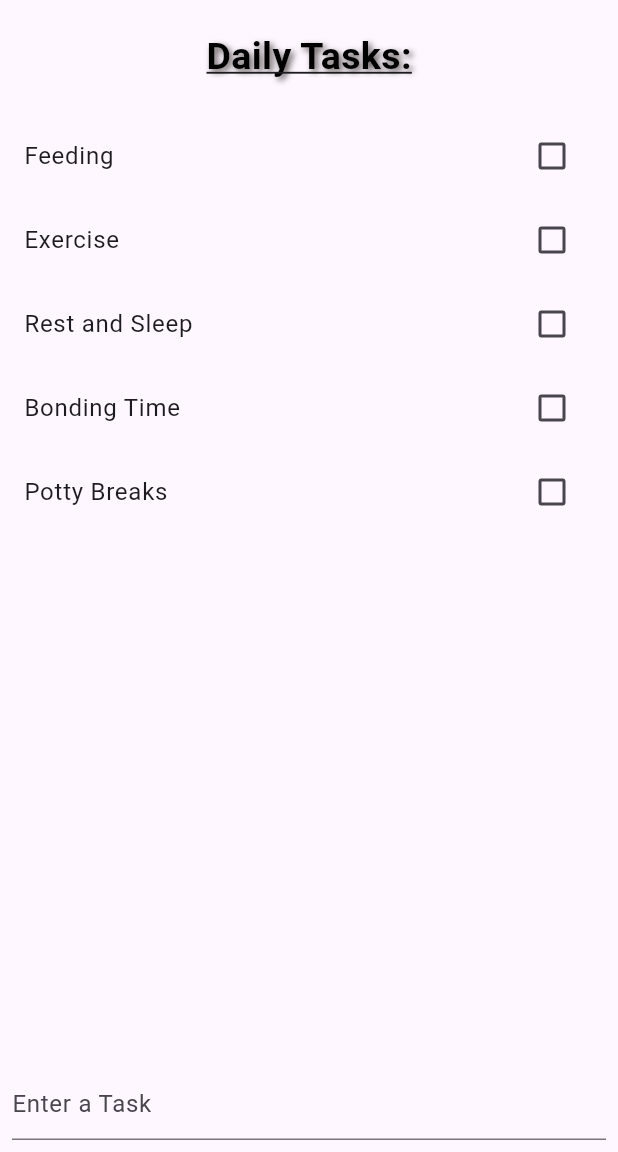
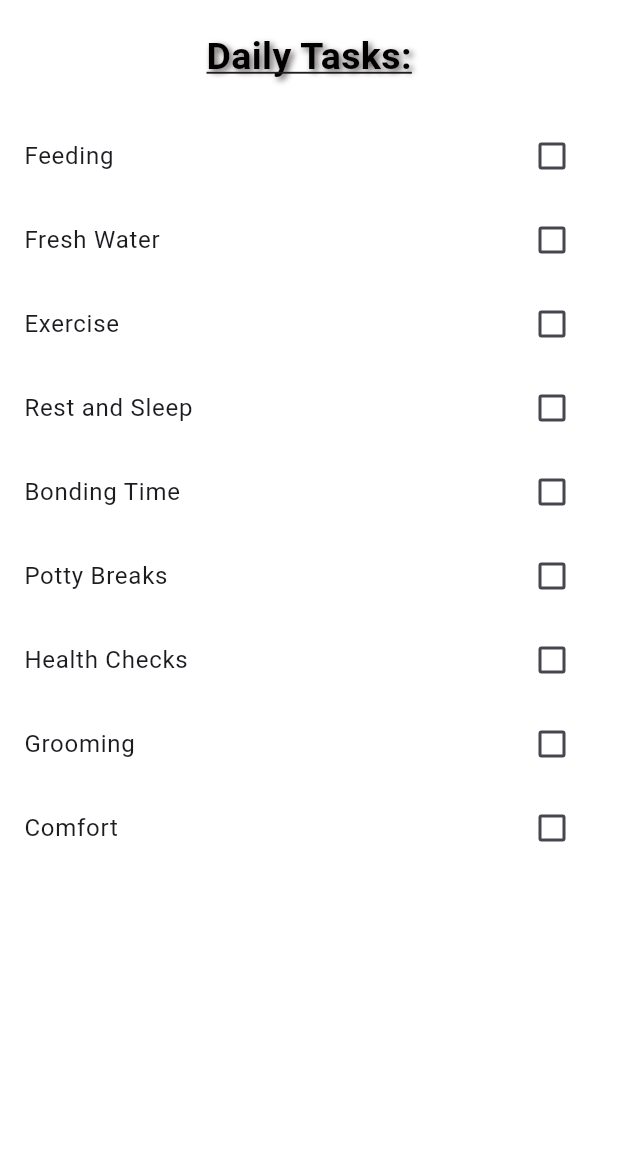
Before and after one commit to yaraelalfy/Adoptdogs, a Flutter app: the FullTasks screen opened directly, on a phone screen of 412 x 824 dp, the part 84-1236 px from its top. Run offline on Flutter 3.47's test engine with Material 3 defaults, Android fonts, the phone set to English and light mode, and no system bars; our stand-ins replace bloc, device_preview, flutter_bloc, shared_preferences; accounts and stored records are empty.

Commit message:
four commit

```diff
--- a/lib/core/styles.dart
+++ b/lib/core/styles.dart
@@ -1,11 +1,7 @@
 import 'package:flutter/material.dart';
 
 abstract class Fonts {
-  static const textStyle1 = TextStyle(
-      fontWeight: FontWeight.bold,
-      color: Colors.black,
-      fontFamily: "Schyler",
-      fontSize: 26);
+  static const textStyle1 = TextStyle(fontWeight: FontWeight.bold, color: Colors.black, fontFamily: "Schyler", fontSize: 26);
 
   static const textStyle2 = TextStyle(color: Color.fromARGB(179, 0, 0, 0), fontSize: 18);
 
--- a/lib/feature/home/presentation/views/drawer_screen.dart
+++ b/lib/drawer_screen.dart
@@ -1,7 +1,7 @@
 import 'package:flutter/material.dart';
 
-import 'widgets/about.dart';
-import 'widgets/contact.dart';
+import 'feature/home/presentation/views/widgets/about.dart';
+import 'feature/home/presentation/views/widgets/contact.dart';
 
 class DrawerScreen extends StatelessWidget {
   const DrawerScreen({super.key});
--- a/lib/feature/Advice/presentation/views/MainAdvice.dart
+++ b/lib/feature/Advice/presentation/views/MainAdvice.dart
@@ -1,6 +1,6 @@
 import 'package:animals/core/styles.dart';
 import 'package:animals/feature/Advice/presentation/views/widgets/list_advice.dart';
-import 'package:animals/feature/home/presentation/views/drawer_screen.dart';
+import 'package:animals/drawer_screen.dart';
 import 'package:flutter/material.dart';
 
 import 'widgets/AppBarShape.dart';
--- a/lib/feature/DailyTask/data/Task.dart
+++ b/lib/feature/DailyTask/data/Task.dart
@@ -10,11 +10,13 @@ class Task {
 
 List<Task> Tasks = [
   Task(name: "Feeding",icon: Icons.restaurant),
+  Task(name: "Fresh Water",icon: Icons.water_drop_outlined),
   Task(name: "Exercise", icon: Icons.fitness_center),
   Task(name: "Rest and Sleep", icon: Icons.bed),
-  Task(name: "Bonding Time", icon: Icons.favorite), //وقت الترابط
-  Task(name: "Potty Breaks", icon: Icons.pets), // فترات استراحة الحمام
+  Task(name: "Bonding Time", icon: Icons.favorite),
+  Task(name: "Potty Breaks", icon: Icons.pets),
+  Task(name: "Health Checks", icon: Icons.pets),
+  Task(name: "Grooming", icon: Icons.pets),
+  Task(name: "Comfort", icon: Icons.pets),
+
 ];
-// الفحوصات الصحيةHealth Checks
-// تدابير السلامةSafety Measures
-///Groomingالعناية
--- a/lib/feature/DailyTask/presentation/views/widgets/body_daily_task.dart
+++ b/lib/feature/DailyTask/presentation/views/widgets/body_daily_task.dart
@@ -1,23 +1,8 @@
 import 'package:animals/core/styles.dart';
-import 'package:animals/feature/DailyTask/data/Task.dart';
 import 'package:animals/feature/DailyTask/presentation/views/widgets/task_list.dart';
 import 'package:flutter/material.dart';
-import 'package:shared_preferences/shared_preferences.dart';
-import 'dart:convert';
-
-class BodyDailyTask extends StatefulWidget {
+class BodyDailyTask extends StatelessWidget {
   const BodyDailyTask({super.key});
-
-  @override
-  State<BodyDailyTask> createState() => _BodyDailyTaskState();
-}
-
-class _BodyDailyTaskState extends State<BodyDailyTask> {
-  void _addTask(String taskName) {
-    setState(() {
-      Tasks.add(Task(name: taskName));
-    });
-  }
 
   @override
   Widget build(BuildContext context) {
@@ -27,23 +12,6 @@ class _BodyDailyTaskState extends State<BodyDailyTask> {
         Text("Daily Tasks:", style:Fonts.Tasks),
         SizedBox(height: 20,),
         Expanded(child:TaskList()),
-        Padding(
-          padding: const EdgeInsets.all(8.0),
-          child: Row(
-            children: [
-              Expanded(
-                child: TextField(
-                  decoration: InputDecoration(
-                    hintText: 'Enter a Task',
-                  ),
-                  onSubmitted: (taskName) {
-                    _addTask(taskName);
-                  },
-                ),
-              ),
-            ],
-          ),
-        ),
       ],
     );
   }
--- a/lib/feature/DailyTask/presentation/views/widgets/full_task.dart
+++ b/lib/feature/DailyTask/presentation/views/widgets/full_task.dart
@@ -1,7 +1,7 @@
 import 'package:animals/core/styles.dart';
 import 'package:animals/feature/Advice/presentation/views/widgets/AppBarShape.dart';
 import 'package:animals/feature/DailyTask/presentation/views/widgets/body_daily_task.dart';
-import 'package:animals/feature/home/presentation/views/drawer_screen.dart';
+import 'package:animals/drawer_screen.dart';
 import 'package:flutter/material.dart';
 
 class FullTasks extends StatelessWidget {
@@ -9,7 +9,7 @@ class FullTasks extends StatelessWidget {
 
   @override
   Widget build(BuildContext context) {
-    return Scaffold(
+    return Scaffold(backgroundColor: Colors.white,
       appBar:AppBar(
       elevation:0,
       flexibleSpace:AppBarShape(),
--- a/lib/feature/DailyTask/presentation/views/widgets/task_list.dart
+++ b/lib/feature/DailyTask/presentation/views/widgets/task_list.dart
@@ -4,14 +4,9 @@ import 'package:flutter/material.dart';
 import 'package:flutter_bloc/flutter_bloc.dart';
 import 'package:animals/feature/DailyTask/data/Task.dart';
 
-class TaskList extends StatefulWidget {
+class TaskList extends StatelessWidget {
   const TaskList({super.key});
 
-  @override
-  State<TaskList> createState() => _TaskListState();
-}
-
-class _TaskListState extends State<TaskList> {
   @override
   Widget build(BuildContext context) {
     return BlocBuilder<TaskCubit, TaskState>(
@@ -22,13 +17,18 @@ class _TaskListState extends State<TaskList> {
           itemCount: Tasks.length,
           itemBuilder: (context, index) {
             final task = Tasks[index];
-            final isDone = appCubit.isDone(task.name); // Use AppCubit to check if the task is done
+            final isDone = appCubit.isDone(task.name);
 
             return CheckboxListTile(
-              title: Text(task.name),
+              title: Row(
+                children: [
+                  Text(task.name),
+                  //Icon(task.icon)
+                ],
+              ),
               value: isDone,
               onChanged: (value) {
-                appCubit.toggleDone(task.name); // Use AppCubit to toggle done status
+                appCubit.toggleDone(task.name);
               },
             );
           },
@@ -37,8 +37,6 @@ class _TaskListState extends State<TaskList> {
     );
   }
 }
-
-
 
 /*import 'package:animals/feature/DailyTask/data/Task.dart';
 import 'package:flutter/material.dart';
--- a/lib/feature/home/presentation/views/mainHome.dart
+++ b/lib/feature/home/presentation/views/mainHome.dart
@@ -1,7 +1,7 @@
 import 'package:animals/feature/home/presentation/views/widgets/animalListView.dart';
 import 'package:flutter/material.dart';
 
-import 'drawer_screen.dart';
+import '../../../../drawer_screen.dart';
 import 'widgets/random_fact.dart';
 
 class MainHome extends StatelessWidget {
--- a/lib/feature/home/presentation/views/widgets/animalCard.dart
+++ b/lib/feature/home/presentation/views/widgets/animalCard.dart
@@ -89,7 +89,7 @@ class AnimalCard extends StatelessWidget {
             SizedBox(
               width: 20,
             ),
-            Spacer(),
+            //Spacer(),
             InkWell(
               onTap: () {
                 Navigator.push(context,
--- a/lib/feature/splash/presentation/views/widgets/continueToApp.dart
+++ b/lib/feature/splash/presentation/views/widgets/continueToApp.dart
@@ -1,5 +1,5 @@
 import 'package:animals/core/styles.dart';
-import 'package:animals/feature/home/presentation/views/navigationBar.dart';
+import 'package:animals/navigationBar.dart';
 import 'package:flutter/material.dart';
 
 class ContinueToApp extends StatelessWidget {
```
Also changed, not shown: lib/feature/DailyTask/presentation/views/MainTasks.dart (+0 -17 lines), lib/feature/detail/presentation/views/widgets/fact_detail.dart (+7 -10 lines), lib/navigationBar.dart (renamed from lib/feature/home/presentation/views/navigationBar.dart).
